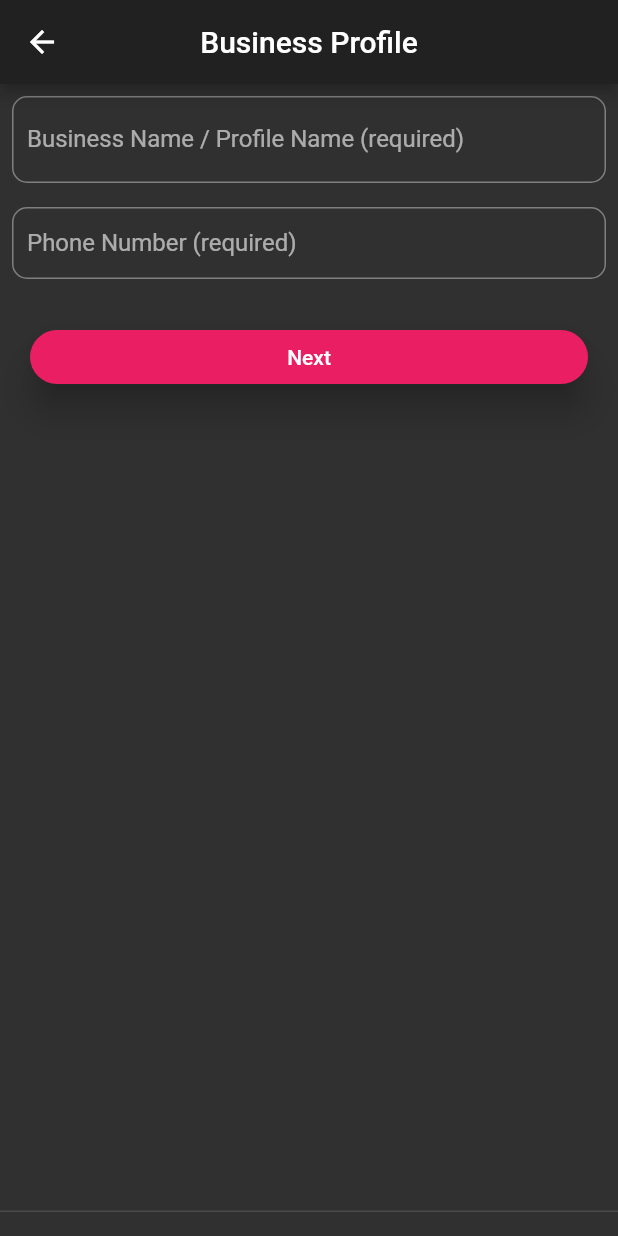
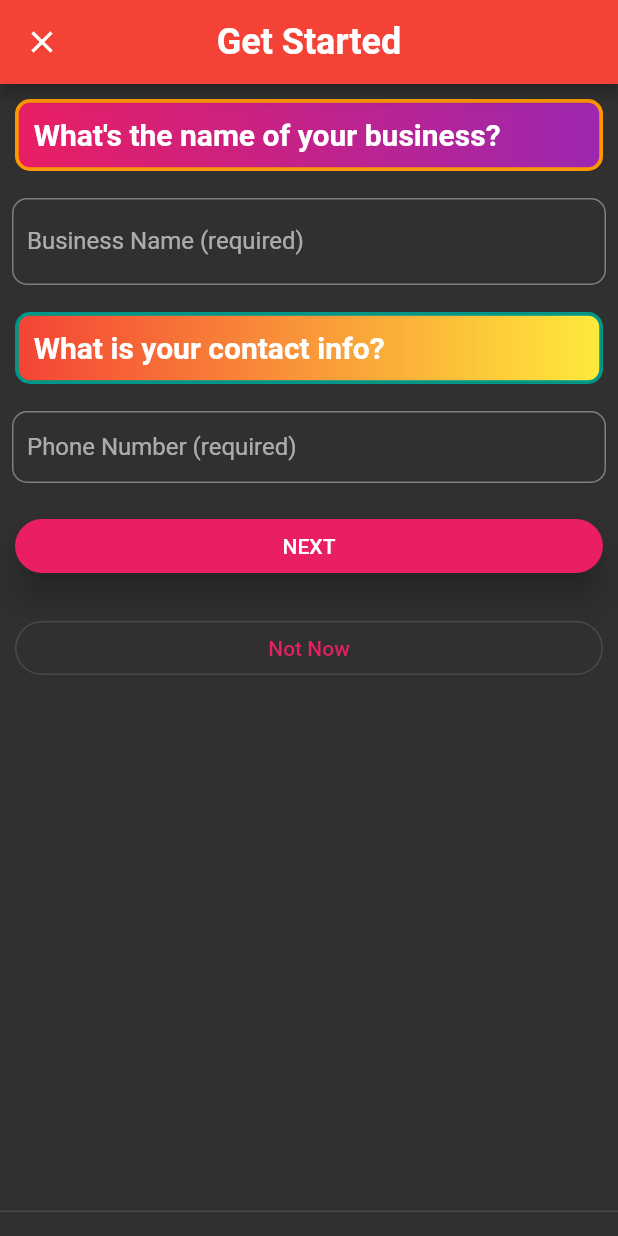
Before and after one commit to Hezeh/beammart_merchants, a Flutter app: the ProfileScreen screen opened by its route, on a phone screen of 412 x 824 dp. Run offline on Flutter 3.47's test engine with Material 2 defaults, Android fonts, the phone set to English and light mode, and no system bars; our stand-ins replace cached_network_image, camera, cloud_firestore, firebase_analytics, firebase_auth, firebase_core and 15 more; missing offline and left inert: flutter_login_facebook; accounts and stored records are empty; Roboto replaces fonts that are missing (Gelasio).

Commit message:
Provided more info when customers are signing up

```diff
--- a/lib/screens/login.dart
+++ b/lib/screens/login.dart
@@ -2,6 +2,7 @@ import 'package:beammart_merchants/screens/login_email_password.dart';
 import 'package:flutter/material.dart';
 import 'package:flutter_signin_button/button_list.dart';
 import 'package:flutter_signin_button/button_view.dart';
+import 'package:google_fonts/google_fonts.dart';
 import 'package:provider/provider.dart';
 import '../widgets/google_signin_button.dart';
 import 'package:beammart_merchants/providers/auth_provider.dart';
@@ -19,7 +20,10 @@ class _LoginState extends State<Login> {
     final _authProvider = Provider.of<AuthenticationProvider>(context);
     return Scaffold(
         body: Container(
-      padding: EdgeInsets.all(30),
+      padding: EdgeInsets.only(
+        right: 10,
+        left: 10,
+      ),
       decoration: BoxDecoration(
         gradient: LinearGradient(
           colors: [
@@ -32,8 +36,28 @@ class _LoginState extends State<Login> {
       ),
       child: Column(
         // crossAxisAlignment: CrossAxisAlignment.center,
-        mainAxisAlignment: MainAxisAlignment.center,
+        // mainAxisAlignment: MainAxisAlignment.center,
         children: [
+          Container(
+            padding: EdgeInsets.all(5),
+            decoration: BoxDecoration(
+                border: Border.all(
+                  width: 2.5,
+                  color: Colors.yellow,
+                ),
+                borderRadius: BorderRadius.circular(10),),
+            margin: EdgeInsets.only(
+              top: 60,
+              bottom: 30,
+            ),
+            child: Center(
+              child: Text("Sign In to your account or create one",
+                  style: GoogleFonts.gelasio(
+                    fontSize: 25,
+                    fontWeight: FontWeight.bold,
+                  )),
+            ),
+          ),
           Container(
             margin: EdgeInsets.only(top: 10, bottom: 10),
             child: Center(
--- a/lib/screens/profile.dart
+++ b/lib/screens/profile.dart
@@ -169,13 +169,48 @@ class _ProfileScreenState extends State<ProfileScreen> {
               ],
             )
           : AppBar(
-              title: Text('Business Profile'),
+              backgroundColor: Colors.red,
+              leading: IconButton(
+                icon: Icon(Icons.close),
+                onPressed: () => _userProvider.signOut(),
+              ),
+              title: Text(
+                'Get Started',
+                style: GoogleFonts.gelasio(
+                  fontSize: 24,
+                  fontWeight: FontWeight.bold,
+                  color: Colors.white,
+                ),
+              ),
               centerTitle: true,
             ),
       body: Form(
         key: _profileFormKey,
         child: ListView(
           children: [
+            (widget.profile != null)
+                ? SizedBox()
+                : Container(
+                    padding: EdgeInsets.all(10),
+                    decoration: BoxDecoration(
+                        border: Border.all(
+                          width: 2.5,
+                          color: Colors.orange,
+                        ),
+                        borderRadius: BorderRadius.circular(10),
+                        gradient: LinearGradient(colors: [
+                          Colors.pink,
+                          Colors.purple,
+                        ])),
+                    margin: EdgeInsets.all(10),
+                    child: Text(
+                      "What's the name of your business?",
+                      style: GoogleFonts.gelasio(
+                        fontSize: 20,
+                        fontWeight: FontWeight.bold,
+                      ),
+                    ),
+                  ),
             (widget.profile != null)
                 ? Container(
                     // padding: EdgeInsets.all(8.0),
@@ -257,7 +292,7 @@ class _ProfileScreenState extends State<ProfileScreen> {
                     ),
                   ),
                   contentPadding: EdgeInsets.all(10),
-                  labelText: 'Business Name / Profile Name (required)',
+                  labelText: 'Business Name (required)',
                 ),
                 validator: (value) {
                   if (value!.isEmpty) {
@@ -351,6 +386,33 @@ class _ProfileScreenState extends State<ProfileScreen> {
                     ),
                   )
                 : Container(),
+            (widget.profile != null)
+                ? SizedBox()
+                : Container(
+                    padding: EdgeInsets.all(10),
+                    decoration: BoxDecoration(
+                      border: Border.all(
+                        width: 2.5,
+                        color: Colors.teal,
+                      ),
+                      borderRadius: BorderRadius.circular(10),
+                      gradient: LinearGradient(
+                        colors: [
+
+                          Colors.red,
+                          Colors.yellow,
+                        ],
+                      ),
+                    ),
+                    margin: EdgeInsets.all(10),
+                    child: Text(
+                      "What is your contact info?",
+                      style: GoogleFonts.gelasio(
+                        fontSize: 20,
+                        fontWeight: FontWeight.bold,
+                      ),
+                    ),
+                  ),
             Container(
               padding: EdgeInsets.all(8.0),
               child: TextFormField(
@@ -465,7 +527,7 @@ class _ProfileScreenState extends State<ProfileScreen> {
             (widget.profile != null)
                 ? SizedBox.shrink()
                 : Container(
-                    margin: EdgeInsets.all(10),
+                    // margin: EdgeInsets.all(10),
                     padding: EdgeInsets.only(
                       top: 10,
                       left: 10,
@@ -497,7 +559,30 @@ class _ProfileScreenState extends State<ProfileScreen> {
                           );
                         }
                       },
-                      child: Text('Next'),
+                      child: Text('NEXT'),
+                    ),
+                  ),
+            (widget.profile != null)
+                ? SizedBox.shrink()
+                : Container(
+                    // margin: EdgeInsets.all(10),
+                    padding: EdgeInsets.only(
+                      top: 10,
+                      left: 10,
+                      right: 10,
+                      bottom: 10,
+                    ),
+                    child: OutlinedButton(
+                      style: OutlinedButton.styleFrom(
+                        primary: Colors.pink,
+                        shape: RoundedRectangleBorder(
+                          borderRadius: BorderRadius.circular(18.0),
+                        ),
+                      ),
+                      onPressed: () async {
+                        _userProvider.signOut();
+                      },
+                      child: Text('Not Now'),
                     ),
                   ),
           ],
```
